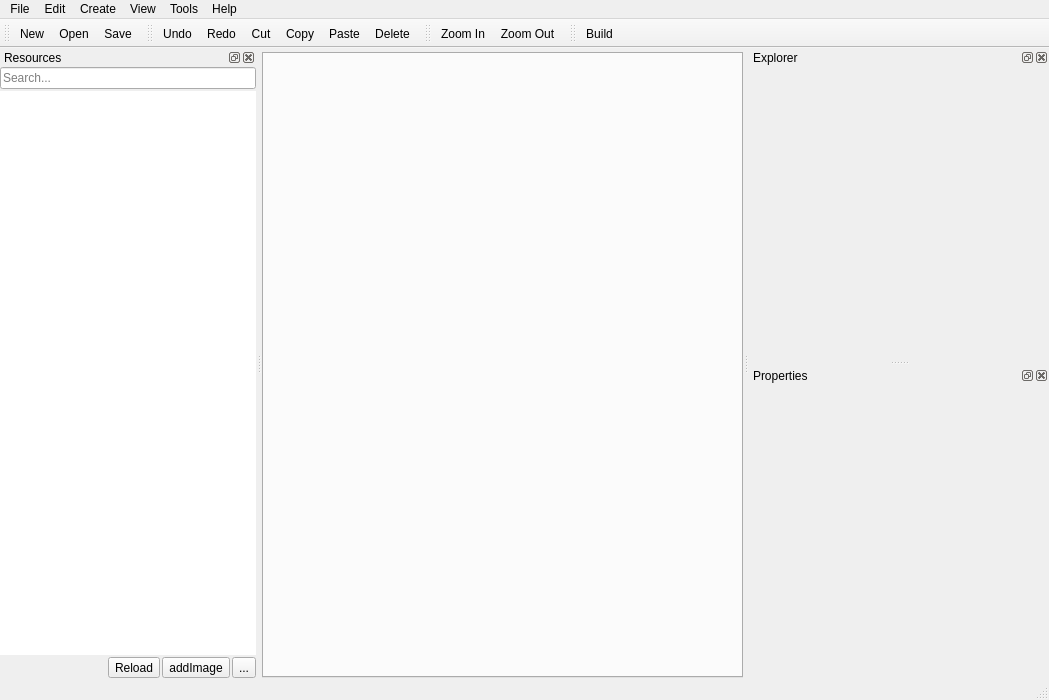
The window that src/window.ui (ooflet/Mi-Create) describes before a commit, drawn with Qt 5.
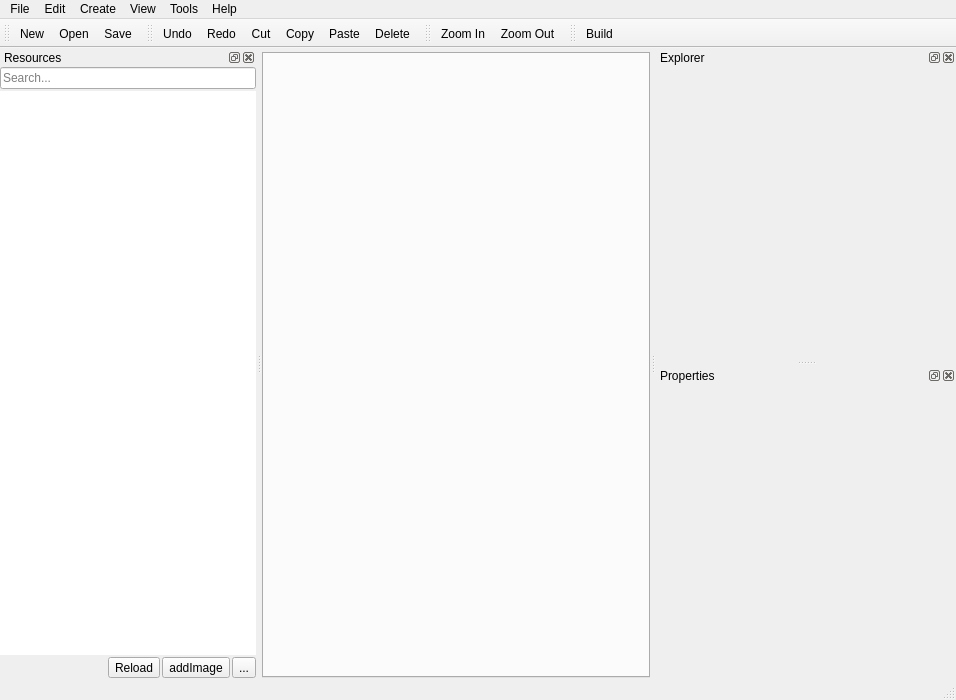
The same window after the commit. Icons and pictures are not drawn.

The edit to the form file:
```diff
--- a/src/window.ui
+++ b/src/window.ui
@@ -6,7 +6,7 @@
    <rect>
     <x>0</x>
     <y>0</y>
-    <width>1049</width>
+    <width>956</width>
     <height>700</height>
    </rect>
   </property>
@@ -87,7 +87,7 @@
     <rect>
      <x>0</x>
      <y>0</y>
-     <width>1049</width>
+     <width>956</width>
      <height>22</height>
     </rect>
    </property>
```
Lines whose indentation alone changed are shown as unchanged.
